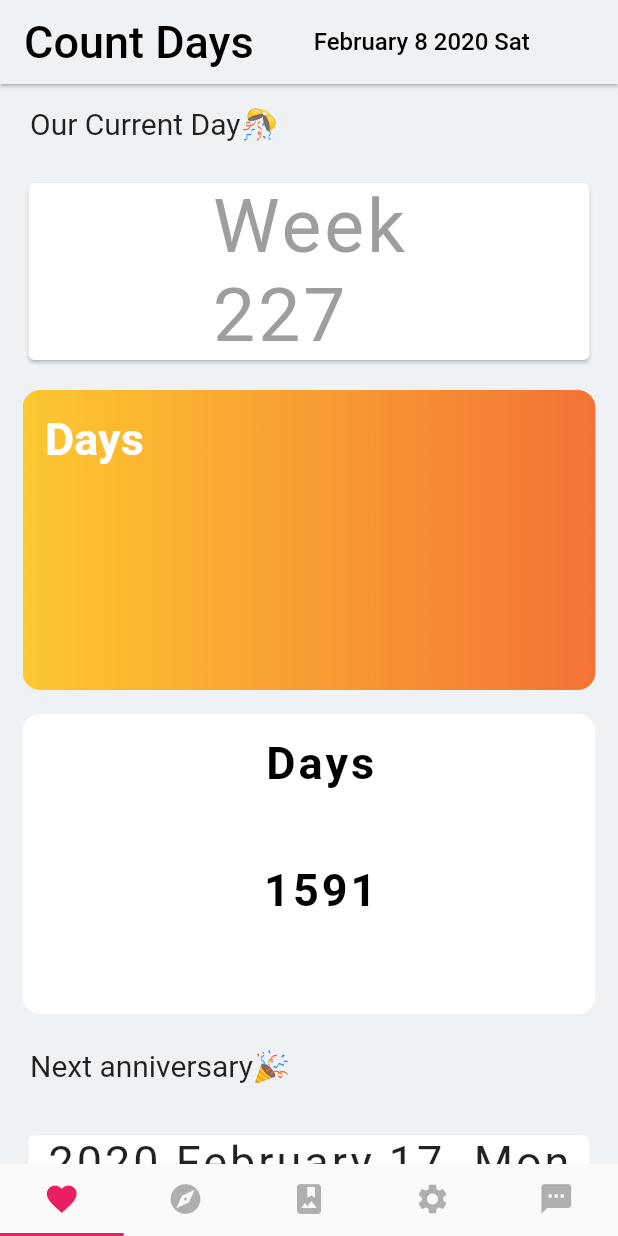
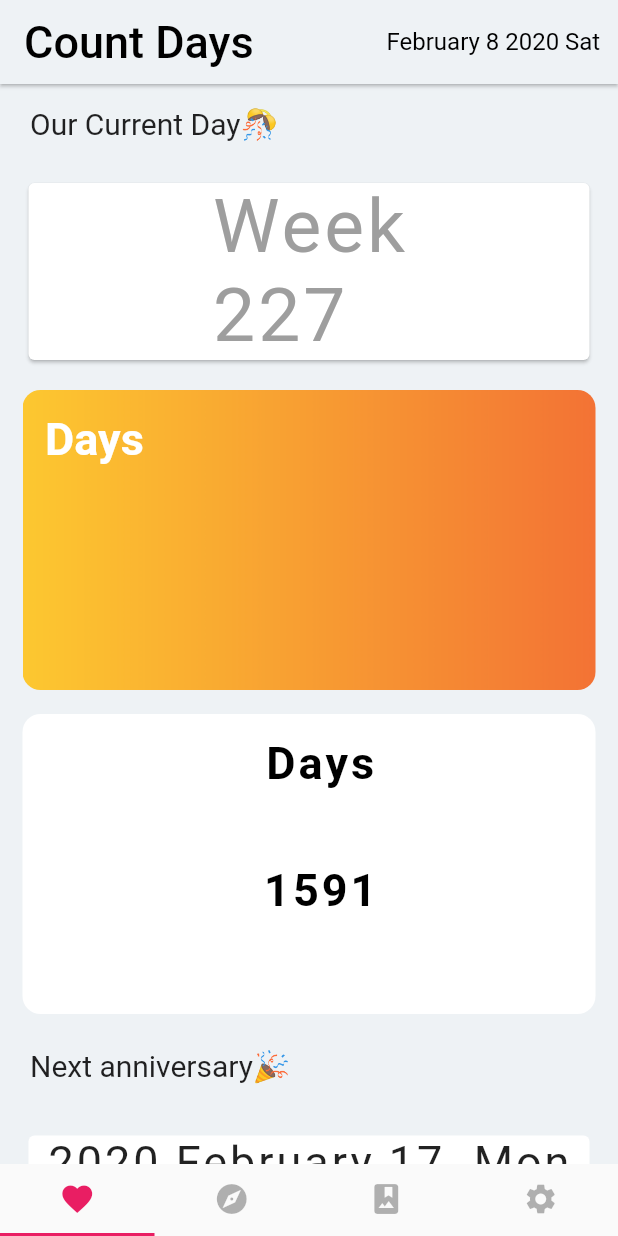
Before and after one commit to Curiklo/CountDaysFlutter, a Flutter app: the screen it shows after launch, on a phone screen of 412 x 824 dp. Run offline on Flutter 3.47's test engine with Material 2 defaults, Android fonts, the phone set to English and light mode, and no system bars; our stand-ins replace cloud_firestore, firebase_auth, google_sign_in; accounts and stored records are empty.

Commit message:
Change Appbar depending on pages

```diff
--- a/lib/main.dart
+++ b/lib/main.dart
@@ -1,5 +1,8 @@
-import 'package:CountDays/pages/Footer.dart';
-import 'package:CountDays/pages/days.dart';
+import 'package:CountDays/pages/appbar/appbar_feture.dart';
+import 'package:CountDays/pages/appbar/appbar_plans.dart';
+import 'package:CountDays/pages/appbar/appbar_setting.dart';
+import 'package:CountDays/pages/appbar/appber_days.dart';
+import 'package:CountDays/pages/days/days.dart';
 import 'package:CountDays/pages/plan/plan_wrapper.dart';
 import 'package:CountDays/pages/setting.dart';
 import 'package:flutter/material.dart';
@@ -15,51 +18,55 @@ class MyApp extends StatefulWidget {
   _MyAppState createState() => _MyAppState();
 }
 
-class _MyAppState extends State<MyApp> {
+class _MyAppState extends State<MyApp> with SingleTickerProviderStateMixin {
   //grey color
   final lightBackgroundColor = const Color(0xFFEEF2F5);
 
   final DateCalculator dateCalculator = DateCalculator();
   var now = DateTime.now();
 
+  TabController tabController;
+  final List<Widget> _tabs = [
+    AppBarDays(),
+    AppBarPlans(),
+    AppBarFuture(),
+    AppBarSettings(),
+  ];
+  Widget _myHandler;
+
   @override
   void initState() {
     super.initState();
+    tabController = new TabController(vsync: this, length: 4);
+    _myHandler = _tabs[0];
+    tabController.addListener(_handleSelected);
+  }
+
+  @override
+  void dispose() {
+    tabController.dispose();
+    super.dispose();
+  }
+
+  void _handleSelected() {
+    setState(() {
+      _myHandler = _tabs[tabController.index];
+    });
   }
 
   @override
   Widget build(BuildContext context) {
+    print(tabController.index);
     return MaterialApp(
       debugShowCheckedModeBanner: false,
       home: DefaultTabController(
-        length: 5,
+        length: 4,
         child: Scaffold(
           backgroundColor: lightBackgroundColor,
-          appBar: AppBar(
-            title: Row(
-              children: <Widget>[
-                Text(
-                  'Count Days',
-                  style: TextStyle(
-                    color: Colors.black,
-                    fontSize: 30.0,
-                  ),
-                ),
-                SizedBox(width: 40),
-                Text(
-                  '${dateCalculator.appbarDateFormatted}',
-                  style: TextStyle(
-                    color: Colors.black,
-                    fontSize: 16.0,
-                  ),
-                ),
-              ],
-            ),
-            //centerTitle: true,
-            backgroundColor: lightBackgroundColor,
-            elevation: 1.0,
-          ),
+          appBar: _tabs[tabController.index],
+
           body: TabBarView(
+            controller: tabController,
             // each tab content
             children: [
               //tab1
@@ -76,13 +83,49 @@ class _MyAppState extends State<MyApp> {
                 child: Text('Now I am Building'),
               ),
               Setting(),
-              Center(
-                child: Text('This will come in the future'),
-              ),
             ],
           ),
           /**/
-          bottomNavigationBar: Footer(),
+          //bottomNavigationBar: Footer(),
+          bottomNavigationBar: SafeArea(
+            child: Material(
+              child: TabBar(
+                controller: tabController,
+                //isScrollable: true,
+                unselectedLabelColor: Colors.black.withOpacity(0.3),
+                unselectedLabelStyle: TextStyle(fontSize: 12.0),
+                labelColor: Colors.black,
+                labelStyle: TextStyle(fontSize: 16.0),
+                indicatorColor: Colors.pink,
+                indicatorWeight: 2.0,
+
+                // content of tab
+                tabs: [
+                  Tab(
+                    child: Icon(
+                      Icons.favorite,
+                      color: Colors.pink,
+                    ),
+                  ),
+                  Tab(
+                    child: Icon(
+                      Icons.explore,
+                    ),
+                  ),
+                  Tab(
+                    child: Icon(
+                      Icons.photo_album,
+                    ),
+                  ),
+                  Tab(
+                    child: Icon(
+                      Icons.settings,
+                    ),
+                  ),
+                ],
+              ),
+            ),
+          ),
         ),
       ),
     );
--- a/lib/pages/Footer.dart
+++ /dev/null
@@ -1,55 +0,0 @@
-import 'package:flutter/material.dart';
-
-class Footer extends StatefulWidget {
-  @override
-  _FooterState createState() => _FooterState();
-}
-
-class _FooterState extends State<Footer> {
-  @override
-  Widget build(BuildContext context) {
-    return SafeArea(
-      child: Material(
-        child: TabBar(
-          // tab option
-          //isScrollable: true,
-          unselectedLabelColor: Colors.black.withOpacity(0.3),
-          unselectedLabelStyle: TextStyle(fontSize: 12.0),
-          labelColor: Colors.black,
-          labelStyle: TextStyle(fontSize: 16.0),
-          indicatorColor: Colors.pink,
-          indicatorWeight: 2.0,
-          // content of tab
-          tabs: [
-            Tab(
-              child: Icon(
-                Icons.favorite,
-                color: Colors.pink,
-              ),
-            ),
-            Tab(
-              child: Icon(
-                Icons.explore,
-              ),
-            ),
-            Tab(
-              child: Icon(
-                Icons.photo_album,
-              ),
-            ),
-            Tab(
-              child: Icon(
-                Icons.settings,
-              ),
-            ),
-            Tab(
-              child: Icon(
-                Icons.textsms,
-              ),
-            )
-          ],
-        ),
-      ),
-    );
-  }
-}
--- /dev/null
+++ b/lib/pages/appbar/appber_days.dart
@@ -0,0 +1,59 @@
+import 'package:flutter/material.dart';
+import 'dart:async';
+import 'package:CountDays/services/date_calculator.dart';
+
+class AppBarDays extends StatefulWidget with PreferredSizeWidget {
+  @override
+  _AppBarDaysState createState() => _AppBarDaysState();
+  @override
+  Size get preferredSize => Size.fromHeight(kToolbarHeight);
+}
+
+class _AppBarDaysState extends State<AppBarDays> {
+  Timer timer;
+  String appbardisplaydays;
+  DateCalculator datetimecalculator = DateCalculator();
+  final lightBackgroundColor = const Color(0xFFEEF2F5);
+
+  @override
+  void initState() {
+    super.initState();
+    timer = Timer.periodic(
+        Duration(milliseconds: 300),
+        (timer) => setState(() {
+              appbardisplaydays = datetimecalculator.appbarDateFormatted;
+            }));
+  }
+
+  @override
+  void dispose() {
+    timer.cancel();
+    super.dispose();
+  }
+
+  @override
+  Widget build(BuildContext context) {
+    return AppBar(
+      title: Text(
+        'Count Days',
+        style: TextStyle(
+          color: Colors.black,
+          fontSize: 30.0,
+        ),
+      ),
+      actions: <Widget>[
+        Center(
+          child: Text(
+            '$appbardisplaydays   ',
+            style: TextStyle(
+              color: Colors.black,
+              fontSize: 16.0,
+            ),
+          ),
+        ),
+      ],
+      backgroundColor: lightBackgroundColor,
+      elevation: 1.0,
+    );
+  }
+}
--- a/lib/pages/days.dart
+++ b/lib/pages/days/days.dart
@@ -10,17 +10,20 @@ class Days extends StatefulWidget {
 class _DaysState extends State<Days> {
   final DateCalculator dateCalculator = DateCalculator();
   var startDay = DateTime(2015, DateTime.october, 1);
-  var today = DateTime.now();
+  DateTime today;
   Timer timer;
+  int displayweeks;
+  int displaydays;
 
   @override
   void initState() {
     super.initState();
-    print(today);
     timer = Timer.periodic(
         Duration(milliseconds: 300),
         (timer) => setState(() {
               today = DateTime.now();
+              displayweeks = (today.difference(startDay).inDays / 7).floor();
+              displaydays = today.difference(startDay).inDays;
             }));
   }
 
@@ -49,7 +52,7 @@ class _DaysState extends State<Days> {
             child: Card(
               child: Center(
                 child: Text(
-                  'Week\n${(today.difference(startDay).inDays / 7).floor()} ',
+                  'Week\n$displayweeks',
                   style: TextStyle(
                     fontSize: 50.0,
                     letterSpacing: 2.0,
@@ -121,8 +124,7 @@ class _DaysState extends State<Days> {
                           color: Colors.black,
                         ),
                         children: [
-                          TextSpan(
-                              text: '${today.difference(startDay).inDays}'),
+                          TextSpan(text: '$displaydays'),
                         ],
                       ),
                     ),
@@ -151,7 +153,7 @@ class _DaysState extends State<Days> {
                 elevation: 0.0,
                 child: Center(
                   child: Text(
-                    '${dateCalculator.aniversaryDateCalculator(1600)}',
+                    '${dateCalculator.aniversaryDateCalculator(1600 + index * 100)}',
                     style: TextStyle(
                       fontSize: 30.0,
                       letterSpacing: 2.0,
--- a/lib/pages/plan/authenticate.dart
+++ b/lib/pages/plan/authenticate.dart
@@ -19,7 +19,7 @@ class _AuthenticateState extends State<Authenticate> {
 
   @override
   Widget build(BuildContext context) {
-    print("Authenticate");
+    //print("Authenticate");
     if (showSignIn) {
       return SignIn(toggleView: toggleView);
     } else {
--- a/lib/pages/plan/plan_add.dart
+++ b/lib/pages/plan/plan_add.dart
@@ -61,6 +61,7 @@ class _PlanAddFormState extends State<PlanAddForm> {
                   onPressed: () async {
                     if (_formKey.currentState.validate()) {
                       await DatabaseService().createPlanData(
+                        DateTime.now(),
                         _currenttitle ?? 'Somethig went wrong',
                         _currentdetail ?? 'Somethig went wrong',
                         _currenticon ?? '🌠',
--- a/lib/pages/plan/register.dart
+++ b/lib/pages/plan/register.dart
@@ -69,8 +69,8 @@ class _RegisterState extends State<Register> {
                         style: TextStyle(color: Colors.white),
                       ),
                       onPressed: () async {
-                        print(email);
-                        print(password);
+                        //print(email);
+                        //print(password);
                         if (_formKey.currentState.validate()) {
                           setState(() => loading = true);
                           dynamic result = await _auth
--- a/lib/pages/plan/signIn.dart
+++ b/lib/pages/plan/signIn.dart
@@ -28,7 +28,7 @@ class _SignInState extends State<SignIn> {
 
   @override
   Widget build(BuildContext context) {
-    print("singin");
+    //print("singin");
     return loading ? Loading() : Container(
             height: MediaQuery.of(context).size.height,
             padding: EdgeInsets.symmetric(vertical: 20.0, horizontal: 50.0),
@@ -71,8 +71,8 @@ class _SignInState extends State<SignIn> {
                           style: TextStyle(color: Colors.white),
                         ),
                         onPressed: () async {
-                          print(email);
-                          print(password);
+                          //print(email);
+                          //print(password);
                           //if validate each form
                           if (_formKey.currentState.validate()) {
                             setState(() => loading = true);
```
Also changed, not shown: lib/pages/appbar/appbar_feture.dart (added, +26 -0 lines), lib/pages/appbar/appbar_plans.dart (added, +39 -0 lines), lib/pages/appbar/appbar_setting.dart (added, +26 -0 lines), lib/pages/plan/plan_home.dart (+1 -10 lines), lib/services/date_calculator.dart (+13 -0 lines).
